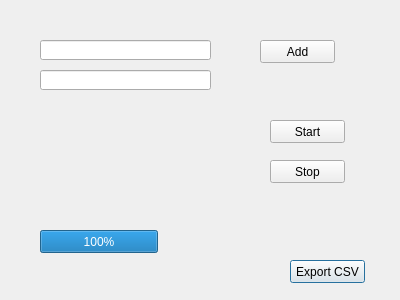
This is PF_Test/pf_integrity/dialog.ui in leonsev/PF_Test as Qt 5 draws it before an edit. The edited form follows.
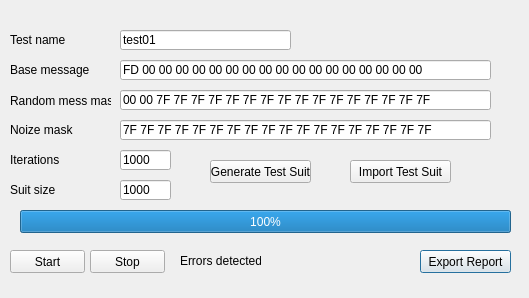
This is the edited form.

Commit message: Implemented all main functionality for integrity test

Patch:
```diff
--- a/PF_Test/pf_integrity/dialog.ui
+++ b/PF_Test/pf_integrity/dialog.ui
@@ -6,8 +6,8 @@
    <rect>
     <x>0</x>
     <y>0</y>
-    <width>400</width>
-    <height>300</height>
+    <width>529</width>
+    <height>298</height>
    </rect>
   </property>
   <property name="windowTitle">
@@ -16,54 +16,47 @@
   <widget class="QPushButton" name="export_csv">
    <property name="geometry">
     <rect>
-     <x>290</x>
-     <y>260</y>
-     <width>75</width>
+     <x>420</x>
+     <y>250</y>
+     <width>91</width>
      <height>23</height>
     </rect>
    </property>
    <property name="text">
-    <string>Export CSV</string>
-   </property>
-  </widget>
-  <widget class="QPushButton" name="add">
-   <property name="geometry">
-    <rect>
-     <x>260</x>
-     <y>40</y>
-     <width>75</width>
-     <height>23</height>
-    </rect>
-   </property>
-   <property name="text">
-    <string>Add</string>
+    <string>Export Report</string>
    </property>
   </widget>
   <widget class="QLineEdit" name="message">
    <property name="geometry">
     <rect>
-     <x>40</x>
-     <y>40</y>
-     <width>171</width>
+     <x>120</x>
+     <y>60</y>
+     <width>371</width>
      <height>20</height>
     </rect>
    </property>
+   <property name="text">
+    <string>FD 00 00 00 00 00 00 00 00 00 00 00 00 00 00 00 00 00</string>
+   </property>
   </widget>
   <widget class="QLineEdit" name="noize_pattern">
    <property name="geometry">
     <rect>
-     <x>40</x>
-     <y>70</y>
-     <width>171</width>
+     <x>120</x>
+     <y>120</y>
+     <width>371</width>
      <height>20</height>
     </rect>
    </property>
+   <property name="text">
+    <string>7F 7F 7F 7F 7F 7F 7F 7F 7F 7F 7F 7F 7F 7F 7F 7F 7F 7F</string>
+   </property>
   </widget>
   <widget class="QPushButton" name="start">
    <property name="geometry">
     <rect>
-     <x>270</x>
-     <y>120</y>
+     <x>10</x>
+     <y>250</y>
      <width>75</width>
      <height>23</height>
     </rect>
@@ -75,8 +68,8 @@
   <widget class="QPushButton" name="stop">
    <property name="geometry">
     <rect>
-     <x>270</x>
-     <y>160</y>
+     <x>90</x>
+     <y>250</y>
      <width>75</width>
      <height>23</height>
     </rect>
@@ -88,9 +81,9 @@
   <widget class="QProgressBar" name="progressBar">
    <property name="geometry">
     <rect>
-     <x>40</x>
-     <y>230</y>
-     <width>118</width>
+     <x>20</x>
+     <y>210</y>
+     <width>491</width>
      <height>23</height>
     </rect>
    </property>
@@ -98,6 +91,188 @@
     <number>100</number>
    </property>
   </widget>
+  <widget class="QLineEdit" name="test_suit_name">
+   <property name="geometry">
+    <rect>
+     <x>120</x>
+     <y>30</y>
+     <width>171</width>
+     <height>20</height>
+    </rect>
+   </property>
+   <property name="text">
+    <string>test01</string>
+   </property>
+  </widget>
+  <widget class="QPushButton" name="gen_suit">
+   <property name="geometry">
+    <rect>
+     <x>210</x>
+     <y>160</y>
+     <width>101</width>
+     <height>23</height>
+    </rect>
+   </property>
+   <property name="text">
+    <string>Generate Test Suit</string>
+   </property>
+  </widget>
+  <widget class="QPushButton" name="import_suit">
+   <property name="geometry">
+    <rect>
+     <x>350</x>
+     <y>160</y>
+     <width>101</width>
+     <height>23</height>
+    </rect>
+   </property>
+   <property name="text">
+    <string>Import Test Suit</string>
+   </property>
+  </widget>
+  <widget class="QLabel" name="test_name">
+   <property name="geometry">
+    <rect>
+     <x>10</x>
+     <y>30</y>
+     <width>81</width>
+     <height>20</height>
+    </rect>
+   </property>
+   <property name="text">
+    <string>Test name</string>
+   </property>
+  </widget>
+  <widget class="QLabel" name="base_maees_lbl">
+   <property name="geometry">
+    <rect>
+     <x>10</x>
+     <y>60</y>
+     <width>91</width>
+     <height>20</height>
+    </rect>
+   </property>
+   <property name="text">
+    <string>Base message</string>
+   </property>
+  </widget>
+  <widget class="QLabel" name="messmask_lbl">
+   <property name="geometry">
+    <rect>
+     <x>10</x>
+     <y>90</y>
+     <width>101</width>
+     <height>21</height>
+    </rect>
+   </property>
+   <property name="text">
+    <string>Random mess mask</string>
+   </property>
+  </widget>
+  <widget class="QLineEdit" name="message_mask">
+   <property name="geometry">
+    <rect>
+     <x>120</x>
+     <y>90</y>
+     <width>371</width>
+     <height>20</height>
+    </rect>
+   </property>
+   <property name="text">
+    <string>00 00 7F 7F 7F 7F 7F 7F 7F 7F 7F 7F 7F 7F 7F 7F 7F 7F</string>
+   </property>
+  </widget>
+  <widget class="QLabel" name="noize_mask_lbl">
+   <property name="geometry">
+    <rect>
+     <x>10</x>
+     <y>120</y>
+     <width>91</width>
+     <height>20</height>
+    </rect>
+   </property>
+   <property name="text">
+    <string>Noize mask</string>
+   </property>
+  </widget>
+  <widget class="QLineEdit" name="iterations">
+   <property name="geometry">
+    <rect>
+     <x>120</x>
+     <y>150</y>
+     <width>51</width>
+     <height>20</height>
+    </rect>
+   </property>
+   <property name="text">
+    <string>1000</string>
+   </property>
+  </widget>
+  <widget class="QLabel" name="iterations_lbl">
+   <property name="geometry">
+    <rect>
+     <x>10</x>
+     <y>150</y>
+     <width>91</width>
+     <height>20</height>
+    </rect>
+   </property>
+   <property name="text">
+    <string>Iterations</string>
+   </property>
+  </widget>
+  <widget class="QLabel" name="suit_saize_lbl">
+   <property name="geometry">
+    <rect>
+     <x>10</x>
+     <y>180</y>
+     <width>91</width>
+     <height>20</height>
+    </rect>
+   </property>
+   <property name="text">
+    <string>Suit size</string>
+   </property>
+  </widget>
+  <widget class="QLineEdit" name="suit_size">
+   <property name="geometry">
+    <rect>
+     <x>120</x>
+     <y>180</y>
+     <width>51</width>
+     <height>20</height>
+    </rect>
+   </property>
+   <property name="text">
+    <string>1000</string>
+   </property>
+  </widget>
+  <widget class="QLabel" name="err_detected_lbl">
+   <property name="geometry">
+    <rect>
+     <x>180</x>
+     <y>250</y>
+     <width>81</width>
+     <height>21</height>
+    </rect>
+   </property>
+   <property name="text">
+    <string>Errors detected:</string>
+   </property>
+  </widget>
+  <widget class="QLabel" name="err_detected">
+   <property name="geometry">
+    <rect>
+     <x>270</x>
+     <y>250</y>
+     <width>131</width>
+     <height>41</height>
+    </rect>
+   </property>
+   <property name="text">
+    <string/>
+   </property>
+  </widget>
  </widget>
  <layoutdefault spacing="6" margin="11"/>
  <resources/>
```
Left out of the diff: 2 changed lines with no effect on the pictures. The commit also changes 16 other files.
